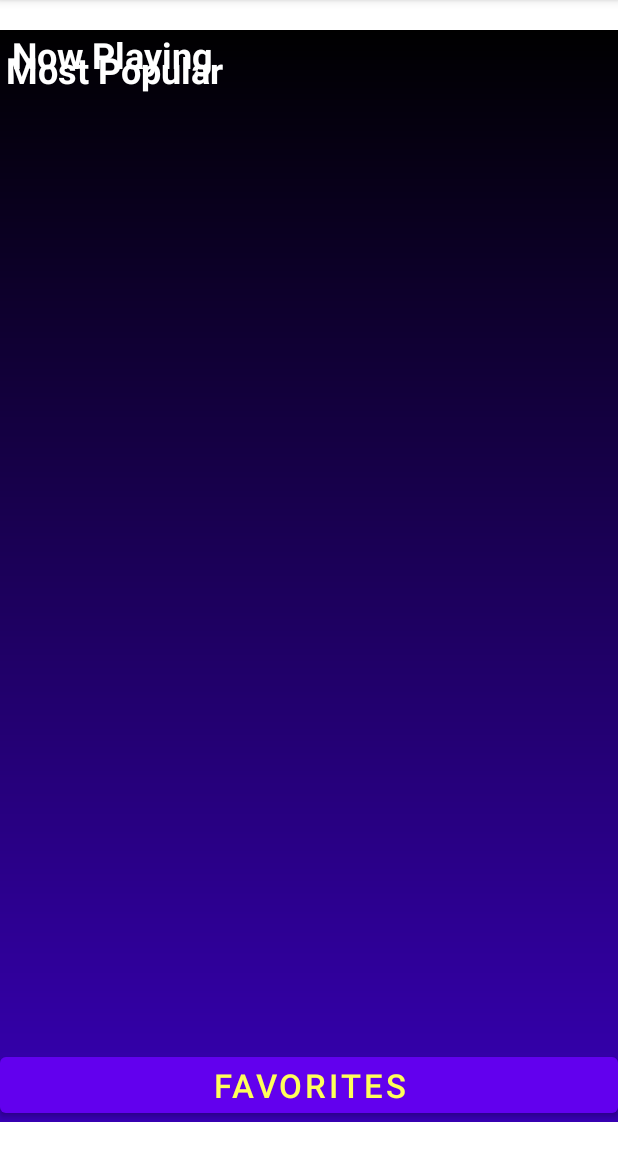
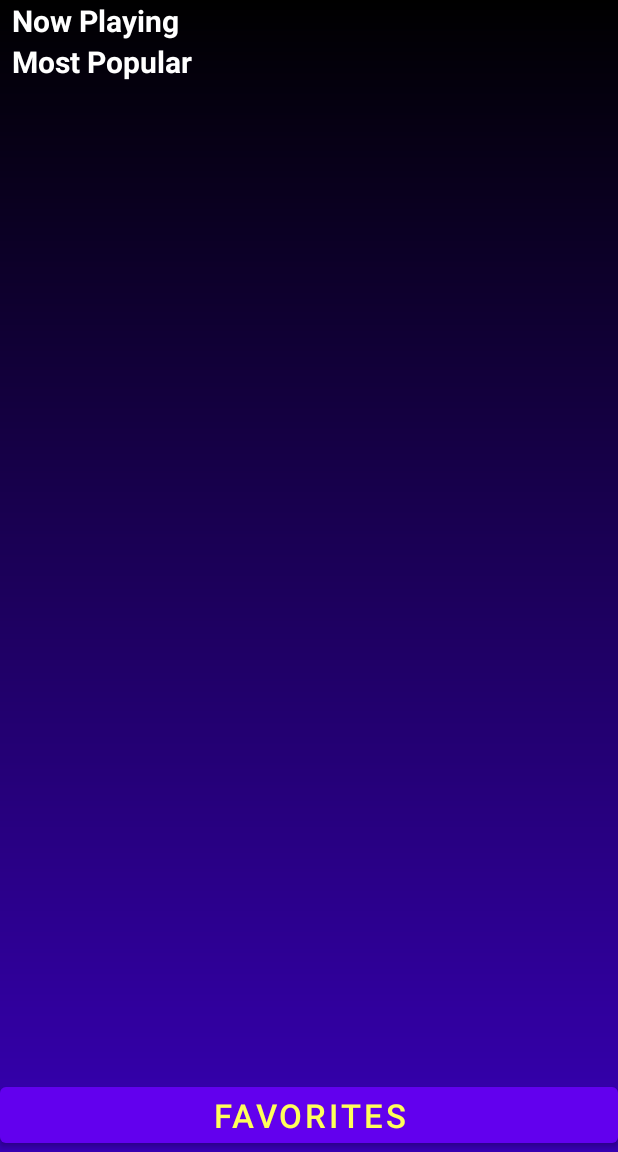
Before and after one commit to Ohnounaa/ViceMovies, an Android app: the screen it shows after launch (MainActivity), on a phone screen of 412 x 824 dp, the part 84-1236 px from its top. Run offline under Robolectric (Android 15) with nearby library versions, the phone set to English and light mode, and no system bars; our stand-ins replace Picasso, Room's generated code, data binding; pictures from the network do not load.

```diff
--- a/app/src/main/java/com/example/vicemovies/DetailViewModel.kt
+++ b/app/src/main/java/com/example/vicemovies/DetailViewModel.kt
@@ -62,5 +62,5 @@ class DetailViewModel: ViewModel() {
 @BindingAdapter("android:src")
 fun loadImage(iv: ImageView, url: String) {
     Picasso
-        .with(iv.context).load(url).resize(750,900).into(iv)
+        .with(iv.context).load(url).resize(600,800).into(iv)
 }
--- a/app/src/main/res/layout/activity_main.xml
+++ b/app/src/main/res/layout/activity_main.xml
@@ -6,8 +6,6 @@
     android:layout_height="match_parent"
     tools:context=".MainActivity">
     <FrameLayout
-        android:paddingTop="20dp"
-        android:paddingBottom="20dp"
         android:id="@+id/fragment_container"
         android:layout_width="match_parent"
         android:layout_height="match_parent"/>
--- a/app/src/main/res/layout/fragment_home.xml
+++ b/app/src/main/res/layout/fragment_home.xml
@@ -16,11 +16,10 @@
         android:textStyle="bold"
         android:visibility="visible"
         android:textAlignment="gravity"
-        android:textSize="24sp"
+        android:textSize="20sp"
         app:layout_constraintStart_toStartOf="parent"
         app:layout_constraintTop_toTopOf="parent" />
     <androidx.recyclerview.widget.RecyclerView
-        android:paddingTop="10dp"
         android:id="@+id/now_playing_movie_collection"
         android:layout_width="match_parent"
         android:layout_height="wrap_content"
@@ -28,26 +27,24 @@
         app:layout_constraintEnd_toEndOf="parent"
         app:layout_constraintStart_toStartOf="parent"
         app:layout_constraintTop_toBottomOf="@id/now_playing_movies_text" />
-
     <TextView
         android:id="@+id/popular_movies_text"
         android:layout_width="match_parent"
         android:layout_height="wrap_content"
-        android:layout_marginStart="4dp"
+        android:layout_marginStart="8dp"
         android:text="@string/most_popular"
         android:textAlignment="gravity"
         android:textColor="@color/white"
-        android:textSize="24sp"
+        android:textSize="20sp"
         android:textStyle="bold"
         android:visibility="visible"
-        app:layout_constraintBottom_toBottomOf="@id/now_playing_movie_collection"
+        app:layout_constraintTop_toBottomOf="@id/now_playing_movie_collection"
         app:layout_constraintStart_toStartOf="parent" />
     <androidx.recyclerview.widget.RecyclerView
         android:id="@+id/popular_movie_collection"
         android:layout_width="match_parent"
         android:layout_height="wrap_content"
         android:orientation="horizontal"
-        android:paddingBottom="15dp"
         app:layout_constraintTop_toBottomOf="@id/popular_movies_text"
         app:layout_constraintEnd_toEndOf="parent"
         app:layout_constraintStart_toStartOf="parent" />
```
Also changed, not shown: app/src/main/res/layout/movie_view_holder.xml (+5 -5 lines), app/src/main/res/layout/fragment_detail.xml (line endings or trailing spaces).
